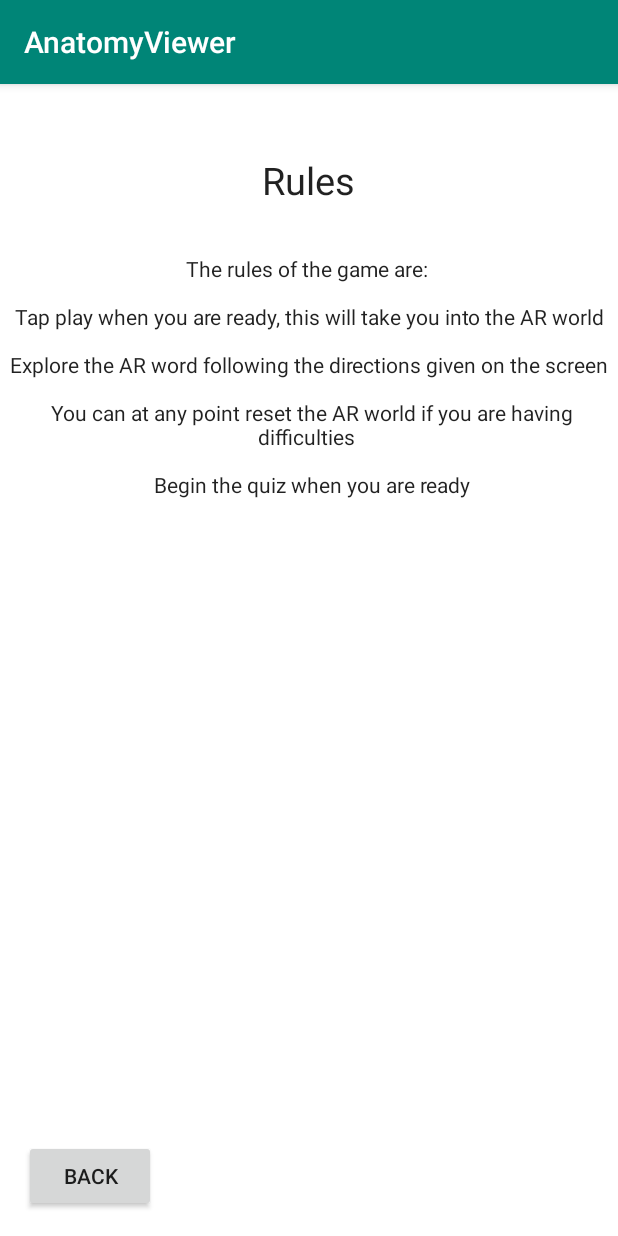
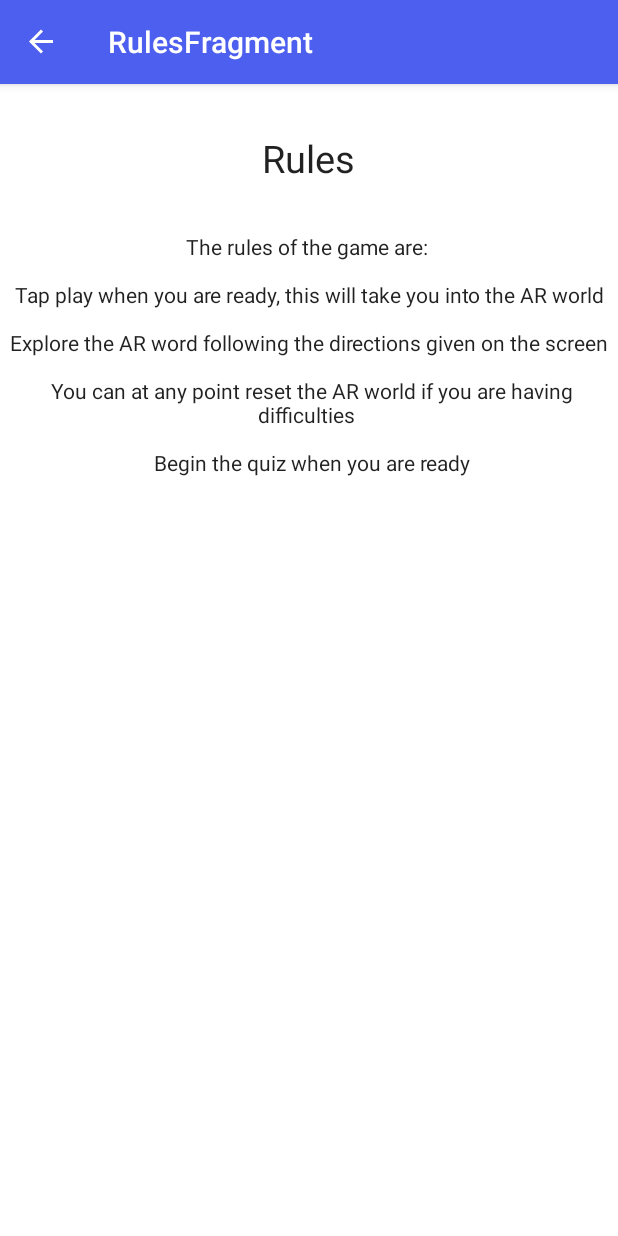
Before and after one commit to AntonClaesson/AnatomyViewerAR, an Android app: the RulesFragment screen opened through its navigation route, on a phone screen of 412 x 824 dp. Run offline under Robolectric (Android 15) with nearby library versions, the phone set to English and light mode, and no system bars; our stand-ins replace data binding, navigation-ui.

Commit message:
ready rules and navigation

```diff
--- a/app/build.gradle
+++ b/app/build.gradle
@@ -35,7 +35,9 @@ android {
         sourceCompatibility JavaVersion.VERSION_1_8
         targetCompatibility JavaVersion.VERSION_1_8
     }
-
+    kotlinOptions {
+        jvmTarget = "1.8"
+    }
 }
 
 dependencies {
--- a/app/src/main/java/com/example/anatomyviewer/main/MainActivity.kt
+++ b/app/src/main/java/com/example/anatomyviewer/main/MainActivity.kt
@@ -4,7 +4,11 @@ import androidx.appcompat.app.AppCompatActivity
 import android.os.Bundle
 import android.util.Log
 import androidx.databinding.DataBindingUtil
+import androidx.drawerlayout.widget.DrawerLayout
 import androidx.lifecycle.ViewModelProvider
+import androidx.navigation.findNavController
+import androidx.navigation.ui.AppBarConfiguration
+import androidx.navigation.ui.NavigationUI
 
 import com.example.anatomyviewer.R
 
@@ -17,10 +21,19 @@ class MainActivity : AppCompatActivity() {
     private lateinit var binding: ActivityMainBinding
     private lateinit var mainActivityViewModel: MainActivityViewModel
 
+    private lateinit var drawerLayout: DrawerLayout
+    private lateinit var appBarConfiguration: AppBarConfiguration
+
     override fun onCreate(savedInstanceState: Bundle?) {
         super.onCreate(savedInstanceState)
         setupDataBinding()
         setupViewModel()
+
+        drawerLayout = binding.drawerLayout
+        val navController = this.findNavController(R.id.nav_host_fragment)
+        NavigationUI.setupActionBarWithNavController(this, navController, drawerLayout)
+        appBarConfiguration = AppBarConfiguration(navController.graph, drawerLayout)
+        NavigationUI.setupWithNavController(binding.navView, navController)
     }
 
     private fun setupDataBinding(){
@@ -34,4 +47,9 @@ class MainActivity : AppCompatActivity() {
         mainActivityViewModel = ViewModelProvider(this).get(MainActivityViewModel::class.java)
         binding.mainActivityViewModel = mainActivityViewModel
     }
+
+    override fun onSupportNavigateUp(): Boolean {
+        val navController = this.findNavController(R.id.nav_host_fragment)
+        return NavigationUI.navigateUp(navController, appBarConfiguration)
+    }
 }
--- a/app/src/main/java/com/example/anatomyviewer/main/RulesFragment.kt
+++ b/app/src/main/java/com/example/anatomyviewer/main/RulesFragment.kt
@@ -24,10 +24,5 @@ class RulesFragment : Fragment() {
 
     override fun onViewCreated(view: View, savedInstanceState: Bundle?) {
         super.onViewCreated(view, savedInstanceState)
-
-        view.findViewById<Button>(R.id.back_button).setOnClickListener {
-            val action =  RulesFragmentDirections.actionRulesFragmentToWelcomeScreen()
-            findNavController().navigate(action)
-        }
     }
 }
--- a/app/src/main/java/com/example/anatomyviewer/main/WelcomeScreenFragment.kt
+++ b/app/src/main/java/com/example/anatomyviewer/main/WelcomeScreenFragment.kt
@@ -28,10 +28,6 @@ class WelcomeScreenFragment : Fragment() {
             findNavController().navigate(action)
         }
 
-        view.findViewById<Button>(R.id.to_rules_button).setOnClickListener {
-            val action =  WelcomeScreenFragmentDirections.actionWelcomeScreenToRulesFragment()
-            findNavController().navigate(action)
-        }
     }
 
 }
--- a/app/src/main/res/layout/activity_main.xml
+++ b/app/src/main/res/layout/activity_main.xml
@@ -7,6 +7,11 @@
             name="mainActivityViewModel"
             type="com.example.anatomyviewer.main.MainActivityViewModel" />
     </data>
+    <androidx.drawerlayout.widget.DrawerLayout
+        android:id="@+id/drawerLayout"
+        android:layout_width="match_parent"
+        android:layout_height="match_parent">
+
         <androidx.constraintlayout.widget.ConstraintLayout
             android:layout_width="match_parent"
             android:layout_height="match_parent">
@@ -19,4 +24,12 @@
                 app:defaultNavHost="true"
                 app:navGraph="@navigation/nav_graph" />
         </androidx.constraintlayout.widget.ConstraintLayout>
+        <com.google.android.material.navigation.NavigationView
+            android:id="@+id/navView"
+            android:layout_width="wrap_content"
+            android:layout_height="match_parent"
+            android:layout_gravity="start"
+            app:headerLayout="@layout/nav_header"
+            app:menu="@menu/navdrawer_menu" />
+    </androidx.drawerlayout.widget.DrawerLayout>
 </layout>
--- a/app/src/main/res/layout/rules.xml
+++ b/app/src/main/res/layout/rules.xml
@@ -13,25 +13,13 @@
         android:layout_width="wrap_content"
         android:layout_height="wrap_content"
         android:layout_marginTop="16dp"
-        android:layout_marginBottom="592dp"
         android:padding="@dimen/padding_text_welcome"
         android:text="@string/rules_title"
         android:textSize="@dimen/text_size_app_title"
-        app:layout_constraintBottom_toTopOf="@id/back_button"
         app:layout_constraintEnd_toEndOf="parent"
         app:layout_constraintHorizontal_bias="0.498"
         app:layout_constraintStart_toStartOf="parent"
         app:layout_constraintTop_toTopOf="parent" />
-
-    <Button
-        android:id="@+id/back_button"
-        android:layout_width="wrap_content"
-        android:layout_height="wrap_content"
-        android:layout_marginStart="16dp"
-        android:layout_marginBottom="16dp"
-        android:text="@string/back_button"
-        app:layout_constraintBottom_toBottomOf="parent"
-        app:layout_constraintStart_toStartOf="parent" />
 
     <TextView
         android:id="@+id/game_rules"
@@ -39,10 +27,9 @@
         android:layout_width="0dp"
         android:layout_height="0dp"
         android:layout_marginTop="16dp"
-        android:layout_marginBottom="16dp"
         android:text="@string/rules_text"
         android:textAlignment="center"
-        app:layout_constraintBottom_toTopOf="@+id/back_button"
+        app:layout_constraintBottom_toBottomOf="parent"
         app:layout_constraintEnd_toEndOf="parent"
         app:layout_constraintStart_toStartOf="parent"
         app:layout_constraintTop_toBottomOf="@+id/rules_title" />
--- /dev/null
+++ b/app/src/main/res/menu/navdrawer_menu.xml
@@ -0,0 +1,7 @@
+<?xml version="1.0" encoding="utf-8"?>
+<menu xmlns:android="http://schemas.android.com/apk/res/android">
+
+    <item
+        android:id="@+id/rulesFragment"
+        android:title="@string/rules_title" />
+</menu>
--- a/app/src/main/res/navigation/nav_graph.xml
+++ b/app/src/main/res/navigation/nav_graph.xml
@@ -10,9 +10,6 @@
         <action
             android:id="@+id/action_welcomeScreen_to_anatomyViewerFragment"
             app:destination="@id/anatomyViewerFragment" />
-        <action
-            android:id="@+id/action_welcomeScreen_to_rulesFragment"
-            app:destination="@id/rulesFragment" />
     </fragment>
     <fragment
         android:id="@+id/anatomyViewerFragment"
@@ -22,13 +19,13 @@
             android:id="@+id/action_anatomyViewerFragment_self"
             app:destination="@id/anatomyViewerFragment"
             app:launchSingleTop="true"/>
+        <action
+            android:id="@+id/action_anatomyViewerFragment_to_welcomeScreen"
+            app:destination="@id/welcomeScreen"
+            app:launchSingleTop="false" />
     </fragment>
     <fragment
         android:id="@+id/rulesFragment"
         android:name="com.example.anatomyviewer.main.RulesFragment"
-        android:label="RulesFragment" >
-        <action
-            android:id="@+id/action_rulesFragment_to_welcomeScreen"
-            app:destination="@id/welcomeScreen" />
-    </fragment>
+        android:label="RulesFragment" />
 </navigation>
--- a/app/src/main/res/values/colors.xml
+++ b/app/src/main/res/values/colors.xml
@@ -1,6 +1,6 @@
 <?xml version="1.0" encoding="utf-8"?>
 <resources>
-    <color name="colorPrimary">#008577</color>
-    <color name="colorPrimaryDark">#00574B</color>
+    <color name="colorPrimary">#4c5fef</color>
+    <color name="colorPrimaryDark">#0c1871</color>
     <color name="colorAccent">#D81B60</color>
 </resources>
--- a/app/src/main/res/values/dimens.xml
+++ b/app/src/main/res/values/dimens.xml
@@ -3,5 +3,5 @@
     <dimen name="padding_text_welcome">16dp</dimen>
     <dimen name="text_size_app_title">25sp</dimen>
     <dimen name="rules_text_size">15sp</dimen>
-
+    <dimen name="horizontal_margin">8dp</dimen>
 </resources>
```
Also changed, not shown: app/src/main/res/drawable-v24/nav_header.xml (added, +34 -0 lines), app/src/main/res/layout/nav_header.xml (added, +26 -0 lines), app/src/main/res/layout/welcome_screen.xml (+0 -11 lines), app/src/main/res/drawable-v24/logo.png (added). Lines whose indentation alone changed are shown as unchanged.
